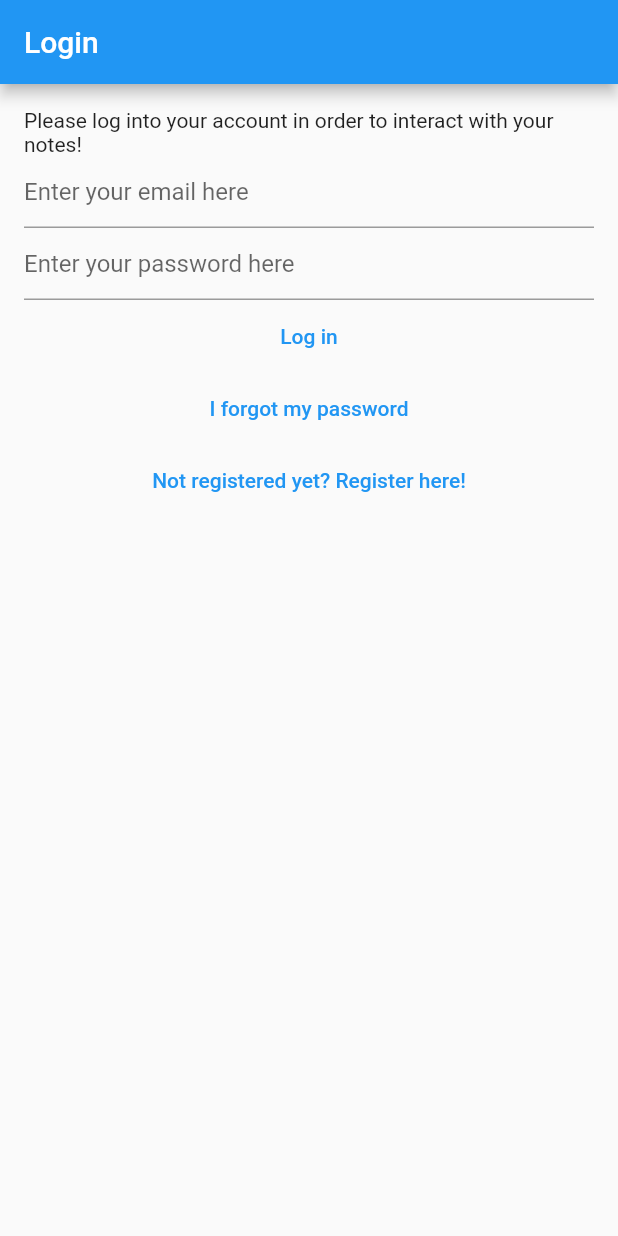
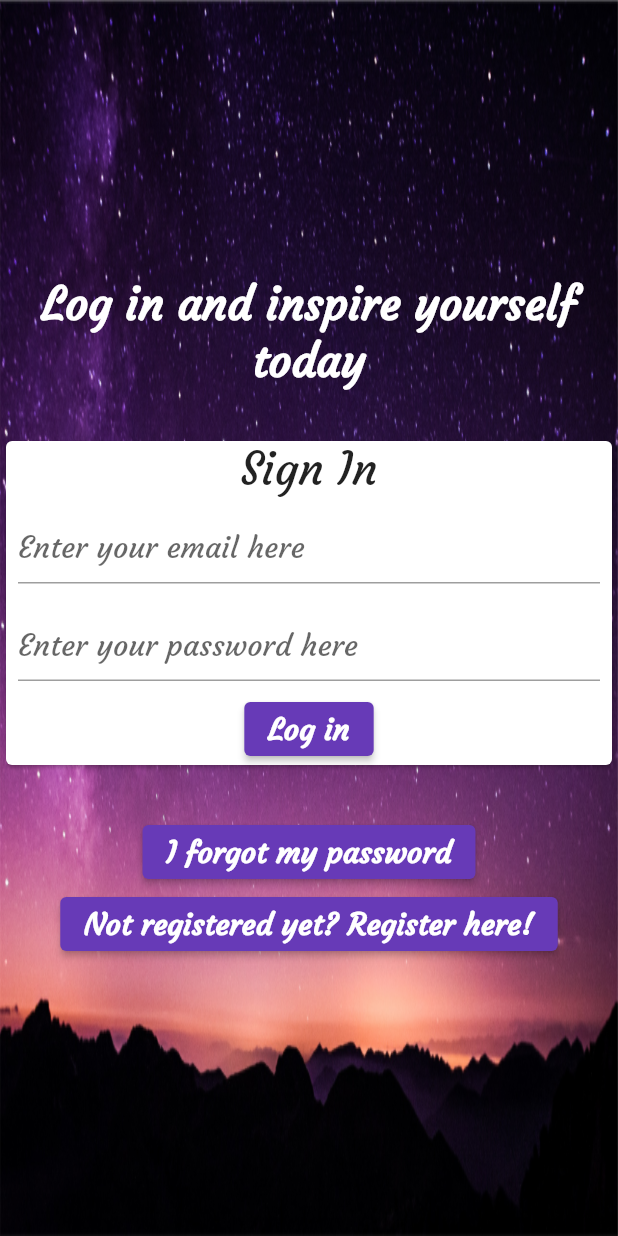
Before and after one commit to PattyCoding123/mobile_motivation, a Flutter app: the screen it shows after launch, on a phone screen of 412 x 824 dp. Run offline on Flutter 3.47's test engine with Material 2 defaults, Android fonts, the light colour scheme and no system bars; our stand-ins replace bloc, cloud_firestore, equatable, firebase_auth, firebase_core, flutter_bloc and 1 more; accounts and stored records are empty.

Commit message:
step-8 Added another background image. Changed main theme in main.dart Material App in the RunApp function. Separated the Login TextField and button from the login_view into another widget called LoginForm in the login_view.dart file. Added more documentation to each of these views.

```diff
--- a/lib/main.dart
+++ b/lib/main.dart
@@ -18,7 +18,7 @@ void main() async {
     MaterialApp(
       title: 'Flutter Demo',
       theme: ThemeData(
-        primarySwatch: Colors.blue,
+        primarySwatch: Colors.deepPurple,
       ),
       // BlocProvider provides the AuthBloc instance and has a child widget
       // which is the HomePage (since the widget must return a BlocBuilder).
--- /dev/null
+++ b/lib/views/login_form.dart
@@ -0,0 +1,133 @@
+import 'package:flutter/material.dart';
+import 'package:flutter_bloc/flutter_bloc.dart';
+import 'package:mobile_motivation/constants/font_constants.dart';
+import 'package:mobile_motivation/services/auth/bloc/auth_bloc.dart';
+
+// The following widget will build the text fields and text buttons
+// necessary for the user to input information and to log in.
+class LoginForm extends StatefulWidget {
+  const LoginForm({Key? key}) : super(key: key);
+
+  @override
+  State<LoginForm> createState() => _LoginFormState();
+}
+
+class _LoginFormState extends State<LoginForm> {
+  late final TextEditingController _email;
+  late final TextEditingController _password;
+
+  // Initializing the LoginForm means we must initialize
+  // the text editing controllers.
+  @override
+  void initState() {
+    _email = TextEditingController();
+    _password = TextEditingController();
+    super.initState();
+  }
+
+  // Dispose text editing controllers after removing the widget.
+  @override
+  void dispose() {
+    _email.dispose();
+    _password.dispose();
+    super.dispose();
+  }
+
+  @override
+  Widget build(BuildContext context) {
+    final ButtonStyle style = ElevatedButton.styleFrom(
+      textStyle: const TextStyle(
+        fontSize: 20,
+      ),
+    );
+
+    // The LoginForm will be a Form with text fields and the login button
+    return Card(
+      child: Form(
+        child: Column(
+          mainAxisSize: MainAxisSize.min,
+          children: [
+            // Header for the Form
+            const Text(
+              'Sign In',
+              style: TextStyle(
+                fontFamily: courgetteFamily,
+                fontSize: 30,
+              ),
+            ),
+            // Email TextField:
+            // First TextField wrapped with a Padding widget to avoid
+            // the field reaching all the way to the boundary of the
+            // card. Included additional parameters for the TextField
+            // widget such as removing suggestings and auto correct.
+            Padding(
+              padding: const EdgeInsets.all(8.0),
+              child: TextField(
+                controller: _email,
+                enableSuggestions: false,
+                autocorrect: false,
+                keyboardType: TextInputType.emailAddress,
+                decoration: const InputDecoration(
+                  // Input Decoration includes a hint text that is
+                  // styled to fit with the theme of the app.
+                  hintText: 'Enter your email here',
+                  hintStyle: TextStyle(
+                    fontSize: 20,
+                    fontFamily: courgetteFamily,
+                  ),
+                ),
+              ),
+            ),
+            // Password TextField:
+            // Second TextField wrapped with a Padding Widget. Features
+            // almost all suggestions from the Email TextField with
+            // an added feature of obscuring the text for security reasons.
+            Padding(
+              padding: const EdgeInsets.all(8.0),
+              child: TextField(
+                controller: _password,
+                obscureText: true,
+                enableSuggestions: false,
+                autocorrect: false,
+                decoration: const InputDecoration(
+                  hintText: 'Enter your password here',
+                  hintStyle: TextStyle(
+                    fontSize: 20.0,
+                    fontFamily: courgetteFamily,
+                  ),
+                ),
+              ),
+            ),
+            // Login Button:
+            // An ElevatedButton to login the user by triggering a
+            // BLoC Event called AuthEventLogIn. It is decorated to
+            // fit the theming of the app. BlocListener will listen to the
+            // changes in the state and will handle dialogs if the Bloc
+            // fails to output the AuthStateLoggedIn AuthState after the
+            // AuthEventLogIn has been invoked.
+            ElevatedButton(
+              onPressed: () async {
+                final email = _email.text;
+                final password = _password.text;
+                context.read<AuthBloc>().add(
+                      AuthEventLogIn(
+                        email,
+                        password,
+                      ),
+                    );
+              },
+              style: style,
+              child: const Text(
+                'Log in',
+                style: TextStyle(
+                  fontFamily: courgetteFamily,
+                  fontWeight: FontWeight.bold,
+                ),
+              ),
+            ),
+          ],
+        ),
+      ),
+    );
+  }
+}
--- a/lib/views/login_view.dart
+++ b/lib/views/login_view.dart
@@ -1,35 +1,27 @@
 import 'package:flutter/material.dart';
 import 'package:flutter_bloc/flutter_bloc.dart';
+import 'package:mobile_motivation/constants/font_constants.dart';
 import 'package:mobile_motivation/services/auth/bloc/auth_bloc.dart';
 import 'package:mobile_motivation/utilities/dialogs/error_dialog.dart';
+import 'package:mobile_motivation/views/login_form.dart';
 
-class LoginView extends StatefulWidget {
+// The LoginView will display a view with a background image, a form
+// for users to enter account information, and buttons to log in the user
+// or to send them to another view that will allow them to reset their
+// password or to register.
+class LoginView extends StatelessWidget {
   const LoginView({Key? key}) : super(key: key);
 
   @override
-  State<LoginView> createState() => _LoginViewState();
-}
+  Widget build(BuildContext context) {
+    Size size = MediaQuery.of(context).size;
 
-class _LoginViewState extends State<LoginView> {
-  late final TextEditingController _email;
-  late final TextEditingController _password;
+    final ButtonStyle style = ElevatedButton.styleFrom(
+      textStyle: const TextStyle(
+        fontSize: 20,
+      ),
+    );
 
-  @override
-  void initState() {
-    _email = TextEditingController();
-    _password = TextEditingController();
-    super.initState();
-  }
-
-  @override
-  void dispose() {
-    _email.dispose();
-    _password.dispose();
-    super.dispose();
-  }
-
-  @override
-  Widget build(BuildContext context) {
     return BlocListener<AuthBloc, AuthState>(
       listener: (context, state) async {
         // Any changes made to the AuthBloc states, including to
@@ -48,50 +40,64 @@ class _LoginViewState extends State<LoginView> {
         }
       },
       child: Scaffold(
-        appBar: AppBar(
-          title: const Text('Login'),
+        // For the body of the Scaffold, we need to include a SingleChildScrollView
+        // because there are so many text fields and buttons that we could
+        // run into the issue of a overflowing render issue if we do
+        // not allow the user to scroll.
+        body: SingleChildScrollView(
+          // Stack widget is utilized here in order to place the background
+          // image behind the login forms and text buttons that the user
+          // needs to interact with.
+          child: Stack(
+            // To align the widgets in the middle as much as possible, the
+            // alignment is set to Alignment.center
+            alignment: Alignment.center,
+            children: <Widget>[
+              // Displays the background image asset when the LoginView is built.
+              Image.asset(
+                'assets/images/background_3.jpg',
+                width: size.width,
+                height: size.height,
+                fit: BoxFit.fill,
               ),
-        // Column will display widgets vertically
-        body: Padding(
-          padding: const EdgeInsets.all(16.0),
-          child: Column(
-            children: [
+              // Displays the Text Heading and LoginForm widget all vertically
+              // stacked and directly over the background image.
+              Column(
+                // Use MainAxisSize.min to avoid overreaching to the edges
+                // of the phone/tablet screen.
+                mainAxisSize: MainAxisSize.min,
+                mainAxisAlignment: MainAxisAlignment.center,
+                crossAxisAlignment: CrossAxisAlignment.center,
+                children: <Widget>[
+                  // Text Heading for the LoginView
                   const Text(
-                'Please log into your account in order to interact with your notes!',
+                    'Log in and inspire yourself today',
+                    style: TextStyle(
+                      fontFamily: courgetteFamily,
+                      fontWeight: FontWeight.bold,
+                      fontSize: 30.0,
+                      color: Colors.white,
                     ),
-              TextField(
-                controller: _email,
-                enableSuggestions: false,
-                autocorrect: false,
-                keyboardType: TextInputType.emailAddress,
-                decoration:
-                    const InputDecoration(hintText: 'Enter your email here'),
+                    textAlign: TextAlign.center,
                   ),
-              TextField(
-                controller: _password,
-                obscureText: true,
-                enableSuggestions: false,
-                autocorrect: false,
-                decoration:
-                    const InputDecoration(hintText: 'Enter your password here'),
+                  // Divider between the Text Heading and the
+                  // LoginForm widget
+                  const SizedBox(
+                    height: 30.0,
                   ),
-              // BlocListener will listen to the changes in the state and will
-              // handle dialogs if the Bloc fails to output the AuthStateLoggedIn
-              // AuthState after the AuthEventLogIn has been invoked.
-              TextButton(
-                onPressed: () async {
-                  final email = _email.text;
-                  final password = _password.text;
-                  context.read<AuthBloc>().add(
-                        AuthEventLogIn(
-                          email,
-                          password,
+                  // Display the contents of the LoginForm widget last.
+                  const LoginForm(),
+                  // SizedBox widget that separates the Form widgets and the buttons
+                  // for resetting a password or registering.
+                  const SizedBox(
+                    height: 30.0,
                   ),
-                      );
-                },
-                child: const Text('Log in'),
-              ),
-              TextButton(
+                  // Reset Password Button:
+                  // An elevated button that initiates a BLoC event called
+                  // AuthEventForgotPassword. It is also styled to fit
+                  // the theming of the application.
+                  ElevatedButton(
+                    style: style,
                     onPressed: () {
                       // Add the AuthEventForgotPassword event so that AuthBloc
                       // sends the user to the ForgotPasswordView.
@@ -99,15 +105,34 @@ class _LoginViewState extends State<LoginView> {
                             const AuthEventForgotPassword(),
                           );
                     },
-                child: const Text('I forgot my password'),
+                    child: const Text(
+                      'I forgot my password',
+                      style: TextStyle(
+                        fontFamily: courgetteFamily,
+                        fontWeight: FontWeight.bold,
                       ),
-              TextButton(
+                    ),
+                  ),
+                  // Register Password Button:
+                  // An elevated button that initiates a BLoC event called
+                  // AuthEventForgotPassword. It is also styled to fit
+                  // the theming of the application.
+                  ElevatedButton(
+                    style: style,
                     onPressed: () {
                       context.read<AuthBloc>().add(
                             const AuthEventShouldRegister(),
                           );
                     },
-                child: const Text('Not registered yet? Register here!'),
+                    child: const Text(
+                      'Not registered yet? Register here!',
+                      style: TextStyle(
+                        fontFamily: courgetteFamily,
+                        fontWeight: FontWeight.bold,
+                      ),
+                    ),
+                  ),
+                ],
               ),
             ],
           ),
--- a/pubspec.yaml
+++ b/pubspec.yaml
@@ -61,6 +61,9 @@ dev_dependencies:
 # The following section is specific to Flutter packages.
 flutter:
   assets:
+    # background image by _
+    # background_2 image by _
+    # background_3 Vincentiu Solomon on Stocksnap.io
     - assets/images/
 
   fonts:
```
Also changed, not shown: assets/images/background_3.jpg (added). Lines whose indentation alone changed are shown as unchanged.
